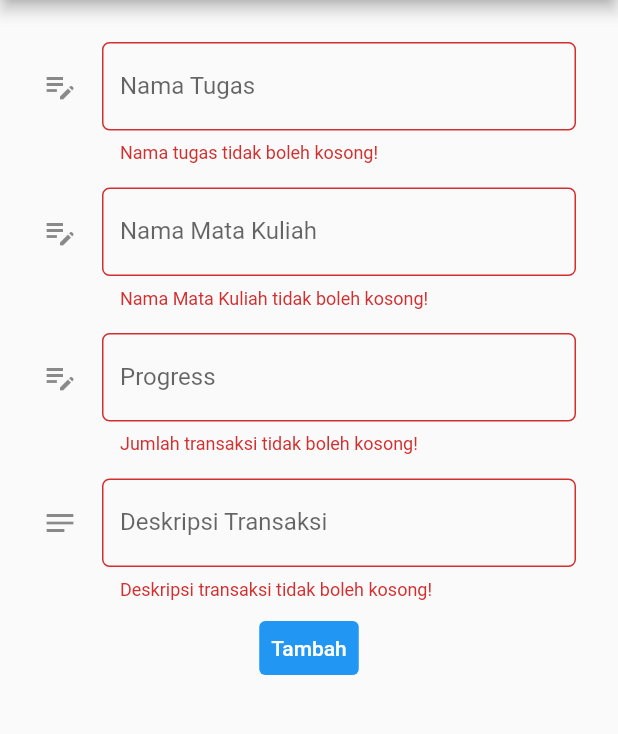
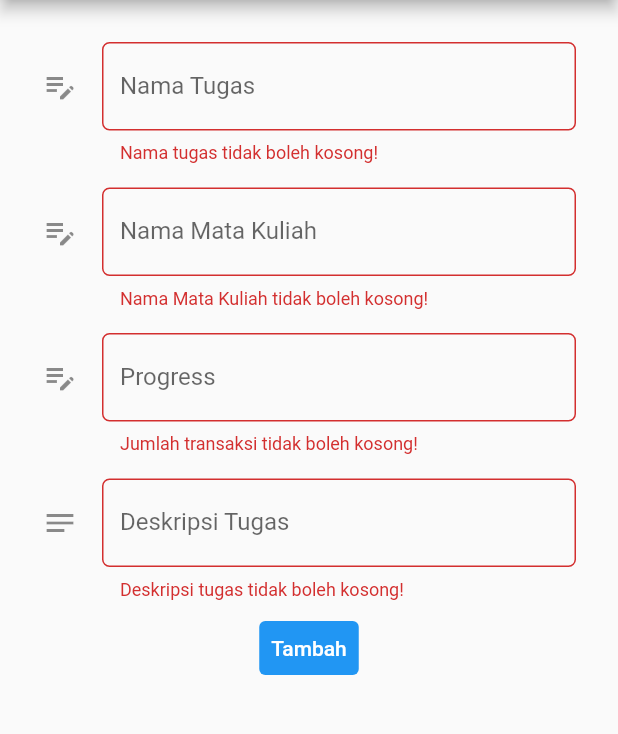
Before and after one commit to kemalhanan/Tugas-PBP-Flutter, a Flutter app: the MyFormPage screen opened directly, after a tap on "Tambah", on a phone screen of 412 x 824 dp, the part 84-818 px from its top. Run offline on Flutter 3.47's test engine with Material 2 defaults, Android fonts, the phone set to English and light mode, and no system bars; missing offline and left inert: pbp_django_auth.

Commit message:
minor fix

```diff
--- a/lib/pages/form.dart
+++ b/lib/pages/form.dart
@@ -155,7 +155,7 @@ class _MyFormPageState extends State<MyFormPage> {
                   child: TextFormField(
                     decoration: InputDecoration(
                       hintText: "Contoh: Sebelum ujian akhir semester!",
-                      labelText: "Deskripsi Transaksi",
+                      labelText: "Deskripsi Tugas",
                       // Menambahkan icon agar lebih intuitif
                       icon: const Icon(Icons.notes),
                       // Menambahkan circular border agar lebih rapi
@@ -178,7 +178,7 @@ class _MyFormPageState extends State<MyFormPage> {
                     // Validator sebagai validasi form
                     validator: (String? value) {
                       if (value == null || value.isEmpty) {
-                        return 'Deskripsi transaksi tidak boleh kosong!';
+                        return 'Deskripsi tugas tidak boleh kosong!';
                       }
                       return null;
                     },
```
